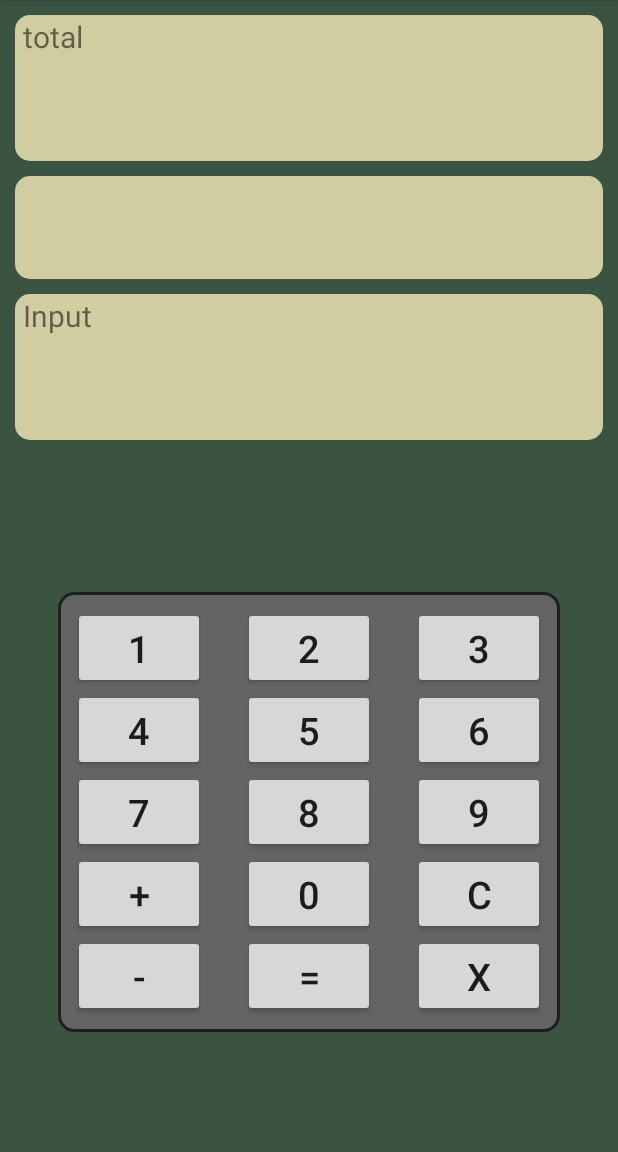
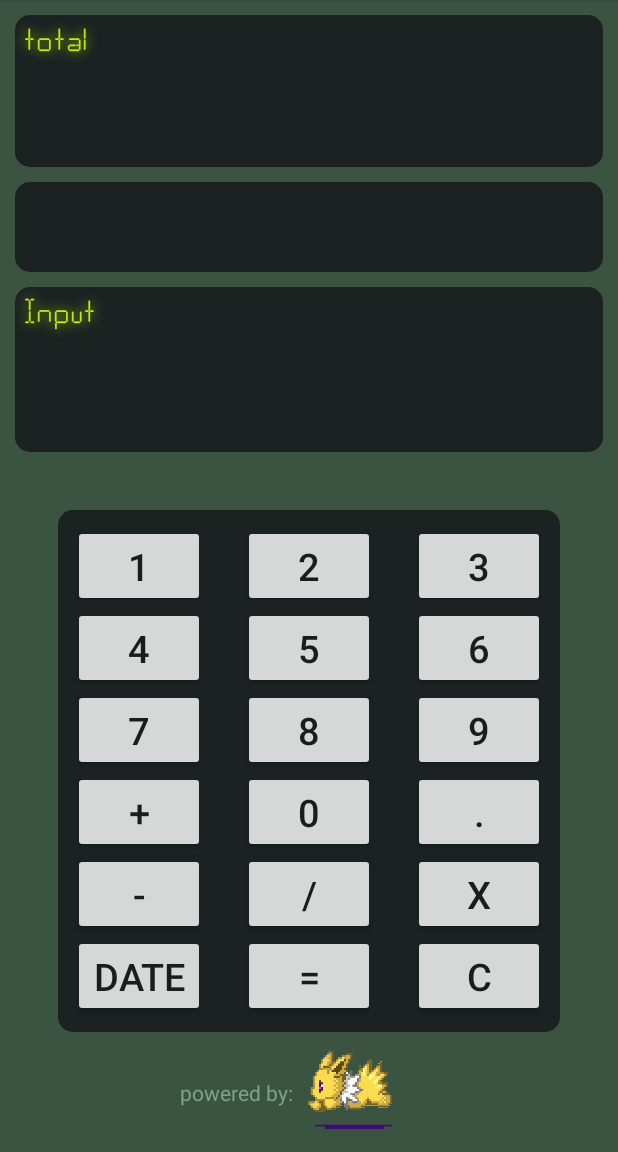
Before and after one commit to jake0619/BasicCalculator, an Android app: the screen it shows after launch (MainActivity), on a phone screen of 412 x 824 dp, the part 84-1236 px from its top. Run offline under Robolectric (Android 15) with nearby library versions, the phone set to English and light mode, and no system bars.

Commit message:
Added dot button, updated font

```diff
--- a/app/build.gradle
+++ b/app/build.gradle
@@ -30,4 +30,6 @@ dependencies {
     androidTestImplementation 'androidx.test.ext:junit:1.1.2'
     androidTestImplementation 'androidx.test.espresso:espresso-core:3.3.0'
 
+    implementation 'pl.droidsonroids.gif:android-gif-drawable:1.2.19'
+
 }
--- a/app/src/main/java/com/example/basiccalculator/MainActivity.java
+++ b/app/src/main/java/com/example/basiccalculator/MainActivity.java
@@ -6,25 +6,26 @@ import android.os.Bundle;
 import android.os.SystemClock;
 import android.view.View;
 import android.widget.Button;
-import android.widget.EditText;
 import android.widget.TextView;
 import android.widget.Toast;
 
-import org.w3c.dom.Text;
+import java.text.SimpleDateFormat;
+import java.time.format.DateTimeFormatter;
+import java.util.Calendar;
+import java.util.Date;
+import java.util.Locale;
 
-import java.util.Deque;
-import java.util.HashMap;
-import java.util.LinkedList;
-import java.util.Map;
 
 public class MainActivity extends AppCompatActivity implements View.OnClickListener {
 
     boolean addFunc, subFunc, multFunc, divFunc, eqFunc;
 
-    float total, numTwo;
+    double total;
 
     TextView textView, signView, formulaView;
-    Button buttonOne, buttonTwo, buttonThree, buttonFour, buttonFive, buttonSix, buttonSeven, buttonEight, buttonNine, buttonPlus, buttonEquals, buttonClear, buttonZero,buttonMinus, buttonMult, buttonDiv;
+    Button buttonOne, buttonTwo, buttonThree, buttonFour, buttonFive, buttonSix, buttonSeven,
+            buttonEight, buttonNine, buttonPlus, buttonEquals, buttonClear,
+            buttonZero,buttonMinus, buttonMult, buttonDiv, buttonDate, buttonDot;
 
     @Override
     protected void onCreate(Bundle savedInstanceState) {
@@ -53,9 +54,11 @@ public class MainActivity extends AppCompatActivity implements View.OnClickListe
         buttonMinus = findViewById(R.id.buttonMinus);
         buttonPlus = findViewById(R.id.buttonPlus);
         buttonMult = findViewById(R.id.buttonMult);
-
+        buttonDiv = findViewById(R.id.buttonDiv);
         buttonEquals = findViewById(R.id.buttonEquals);
         buttonClear = findViewById(R.id.buttonClear);
+        buttonDate = findViewById(R.id.buttonDate);
+        buttonDot = findViewById(R.id.buttonDot);
 
         buttonOne.setOnClickListener(this);
         buttonTwo.setOnClickListener(this);
@@ -70,8 +73,11 @@ public class MainActivity extends AppCompatActivity implements View.OnClickListe
         buttonMinus.setOnClickListener(this);
         buttonPlus.setOnClickListener(this);
         buttonMult.setOnClickListener(this);
+        buttonDiv.setOnClickListener(this);
         buttonEquals.setOnClickListener(this);
         buttonClear.setOnClickListener(this);
+        buttonDate.setOnClickListener(this);
+        buttonDot.setOnClickListener(this);
 
     }
 
@@ -132,47 +138,58 @@ public class MainActivity extends AppCompatActivity implements View.OnClickListe
                 multFunc = true;
                 signView.setText(signView.getText().toString()+"x");
                 break;
-//            case R.id.buttonDiv:
-//                checkPreviousSign();
-//                divFunc = true;
-//                signView.setText(signView.getText().toString()+"x");
-//                break;
+            case R.id.buttonDiv:
+                checkPreviousSign();
+                divFunc = true;
+                signView.setText(signView.getText().toString()+" / ");
+                break;
             case R.id.buttonEquals:
-                checkPreviousSign();
-                textView.setText(formulaView.getText());
-                eqFunc = true;
+                if(addFunc || subFunc || multFunc || divFunc){
+                    checkPreviousSign();
+                    textView.setText(formulaView.getText());
+                    eqFunc = true;
+                    break;
+                }
+                break;
+
+            case R.id.buttonDate:
+                SimpleDateFormat format1 = new SimpleDateFormat("yyyy-MM-dd");
+                String date = format1.format(Calendar.getInstance().getTime());
+                Toast.makeText(MainActivity.this,""+date, Toast.LENGTH_SHORT).show();
+                break;
+            case R.id.buttonDot:
+                textView.setText(textView.getText()+".");
                 break;
         }
     }
 
     public void checkPreviousSign(){
-        float tempNum = Float.parseFloat(textView.getText().toString());
+        double tempNum = Double.parseDouble(textView.getText().toString());
         if(addFunc){
             total+=tempNum;
             signView.setText(signView.getText().toString()+tempNum);
-
-            formulaView.setText(Float.toString(total));
+            formulaView.setText(Double.toString(total));
             textView.setText(null);
             addFunc = false;
         }
         else if(subFunc){
             total-=tempNum;
             signView.setText(signView.getText().toString()+tempNum);
-            formulaView.setText(Float.toString(total));
+            formulaView.setText(Double.toString(total));
             textView.setText(null);
             subFunc = false;
         }
         else if(multFunc){
             total*=tempNum;
             signView.setText(signView.getText().toString()+tempNum);
-            formulaView.setText(Float.toString(total));
+            formulaView.setText(Double.toString(total));
             textView.setText(null);
             multFunc = false;
         }
         else if(divFunc){
             total/=tempNum;
             signView.setText(signView.getText().toString()+tempNum);
-            formulaView.setText(Float.toString(total));
+            formulaView.setText(Double.toString(total));
             textView.setText(null);
             divFunc = false;
         }
--- a/app/src/main/res/drawable-v24/rounded_corner.xml
+++ b/app/src/main/res/drawable-v24/rounded_corner.xml
@@ -4,7 +4,7 @@
         android:width="0dp"
         android:color="#b6ad68" />
 
-    <solid android:color="#d2cca1" />
+    <solid android:color="#1C2122" />
 
     <padding
         android:left="1dp"
--- a/app/src/main/res/drawable-v24/rounded_corner_bottoms.xml
+++ b/app/src/main/res/drawable-v24/rounded_corner_bottoms.xml
@@ -4,7 +4,7 @@
         android:width="0dp"
         android:color="#b6ad68" />
 
-    <solid android:color="#d2cca1" />
+    <solid android:color="#1C2122" />
 
     <padding
         android:left="1dp"
--- a/app/src/main/res/drawable-v24/rounded_corner_top.xml
+++ b/app/src/main/res/drawable-v24/rounded_corner_top.xml
@@ -4,7 +4,7 @@
         android:width="0dp"
         android:color="#b6ad68" />
 
-    <solid android:color="#d2cca1" />
+    <solid android:color="#1C2122" />
 
     <padding
         android:left="1dp"
--- a/app/src/main/res/layout/activity_main.xml
+++ b/app/src/main/res/layout/activity_main.xml
@@ -16,7 +16,7 @@
         android:layout_centerInParent="false"
         android:layout_centerHorizontal="true"
         android:layout_marginBottom="70dp"
-        android:background="@drawable/rounded_corner_gray"
+        android:background="@drawable/rounded_corner"
         android:padding="10dp">
 
         <Button
@@ -118,14 +118,24 @@
             android:text="0"
             android:textSize="25dp" />
 
+        <Button
+            android:layout_width="wrap_content"
+            android:layout_height="wrap_content"
+            android:id="@+id/buttonDot"
+            android:layout_toRightOf="@id/buttonZero"
+            android:layout_below="@+id/buttonNine"
+            android:layout_marginLeft="25dp"
+            android:textSize="25dp"
+            android:text="."/>
+
 
         <Button
             android:id="@+id/buttonClear"
             android:layout_width="wrap_content"
             android:layout_height="wrap_content"
-            android:layout_below="@+id/buttonNine"
+            android:layout_below="@+id/buttonMult"
             android:layout_marginLeft="25dp"
-            android:layout_toRightOf="@+id/buttonZero"
+            android:layout_toRightOf="@+id/buttonEquals"
             android:text="C"
             android:textSize="25dp" />
 
@@ -141,9 +151,9 @@
             android:id="@+id/buttonEquals"
             android:layout_width="wrap_content"
             android:layout_height="wrap_content"
-            android:layout_below="@+id/buttonZero"
+            android:layout_below="@+id/buttonDiv"
             android:layout_marginLeft="25dp"
-            android:layout_toRightOf="@+id/buttonMinus"
+            android:layout_toRightOf="@+id/buttonDate"
             android:text="="
             android:textSize="25dp" />
 
@@ -151,11 +161,29 @@
             android:id="@+id/buttonMult"
             android:layout_width="wrap_content"
             android:layout_height="wrap_content"
-            android:layout_below="@+id/buttonClear"
+            android:layout_below="@+id/buttonDot"
             android:layout_marginLeft="25dp"
-            android:layout_toRightOf="@id/buttonEquals"
+            android:layout_toRightOf="@id/buttonDiv"
             android:text="x"
             android:textSize="25dp" />
+
+        <Button
+            android:layout_width="wrap_content"
+            android:layout_height="wrap_content"
+            android:layout_below="@+id/buttonMinus"
+            android:id="@+id/buttonDate"
+            android:textSize="25dp"
+            android:text="Date"/>
+
+        <Button
+            android:layout_width="wrap_content"
+            android:layout_height="wrap_content"
+            android:layout_below="@id/buttonZero"
+            android:layout_toRightOf="@+id/buttonMinus"
+            android:layout_marginLeft="25dp"
+            android:textSize="25dp"
+            android:text="/"
+            android:id="@+id/buttonDiv"/>
 
     </RelativeLayout>
 
@@ -164,45 +192,78 @@
         android:layout_width="match_parent"
         android:layout_height="wrap_content"
         android:background="@drawable/rounded_corner_top"
+        android:fontFamily="@font/calculator_font"
         android:paddingLeft="5dp"
+        android:shadowColor="#BCED09"
+        android:shadowDx="0"
+        android:shadowDy="0"
+        android:shadowRadius="10"
         android:text="total"
-        android:textSize="20dp" />
+        android:textColor="#BCED09"
+        android:textSize="25dp" />
 
 
     <TextView
         android:id="@+id/formulaText"
         android:layout_width="match_parent"
-        android:layout_height="wrap_content"
+        android:layout_height="70dp"
         android:layout_below="@+id/totalView"
         android:background="@drawable/rounded_corner_bottoms"
+        android:fontFamily="@font/calculator_font"
+        android:padding="5dp"
+        android:shadowColor="#BCED09"
+        android:shadowDx="0"
+        android:shadowDy="0"
+        android:shadowRadius="10"
+        android:textColor="#BCED09"
         android:textSize="50dp" />
 
     <TextView
         android:id="@+id/signText"
         android:layout_width="match_parent"
-        android:layout_height="wrap_content"
+        android:layout_height="60dp"
         android:layout_below="@+id/formulaText"
         android:layout_marginTop="10dp"
         android:background="@drawable/rounded_corner"
+        android:fontFamily="@font/calculator_font"
+        android:paddingLeft="5dp"
+        android:shadowColor="#BCED09"
+        android:shadowDx="0"
+        android:shadowDy="0"
+        android:shadowRadius="10"
+        android:textColor="#BCED09"
         android:textSize="50dp" />
 
     <TextView
         android:id="@+id/inputView"
         android:layout_width="match_parent"
-        android:layout_height="wrap_content"
+        android:layout_height="40dp"
         android:layout_below="@+id/signText"
         android:layout_marginTop="10dp"
         android:background="@drawable/rounded_corner_top"
+        android:fontFamily="@font/calculator_font"
         android:paddingLeft="5dp"
+        android:shadowColor="#BCED09"
+        android:shadowDx="0"
+        android:shadowDy="0"
+        android:shadowRadius="10"
         android:text="Input"
-        android:textSize="20dp" />
+        android:textColor="#BCED09"
+        android:textSize="25dp" />
 
     <TextView
         android:id="@+id/mainText"
         android:layout_width="match_parent"
-        android:layout_height="wrap_content"
+        android:layout_height="70dp"
         android:layout_below="@+id/inputView"
         android:background="@drawable/rounded_corner_bottoms"
+        android:fontFamily="@font/calculator_font"
+        android:padding="5dp"
+        android:shadowColor="#BCED09"
+        android:shadowDx="0"
+        android:shadowDy="0"
+        android:shadowRadius="10"
+        android:textColor="#BCED09"
         android:textSize="50dp" />
 
     <TextView
@@ -210,10 +271,18 @@
         android:layout_width="wrap_content"
         android:layout_height="wrap_content"
         android:layout_alignParentBottom="true"
-        android:layout_centerHorizontal="true"
-        android:layout_marginBottom="17dp"
-        android:text=""
+        android:layout_marginLeft="110dp"
+        android:layout_marginBottom="20dp"
+        android:text="powered by: "
         android:textColor="#7CA287" />
+
+    <pl.droidsonroids.gif.GifImageView
+        android:id="@+id/pokeGif"
+        android:layout_width="70dp"
+        android:layout_height="70dp"
+        android:layout_alignParentBottom="true"
+        android:layout_marginLeft="190dp"
+        android:src="@drawable/jolteon" />
 
 
 </RelativeLayout>
--- a/build.gradle
+++ b/build.gradle
@@ -3,6 +3,7 @@ buildscript {
     repositories {
         google()
         jcenter()
+        mavenCentral()
     }
     dependencies {
         classpath "com.android.tools.build:gradle:4.0.1"
@@ -16,6 +17,7 @@ allprojects {
     repositories {
         google()
         jcenter()
+        mavenCentral()
     }
 }
 
```
Also changed, not shown: app/src/main/res/drawable-v24/jolteon.gif (added), app/src/main/res/font/calculator_font.ttf (added), app/src/main/res/font/vt323.ttf (added).
